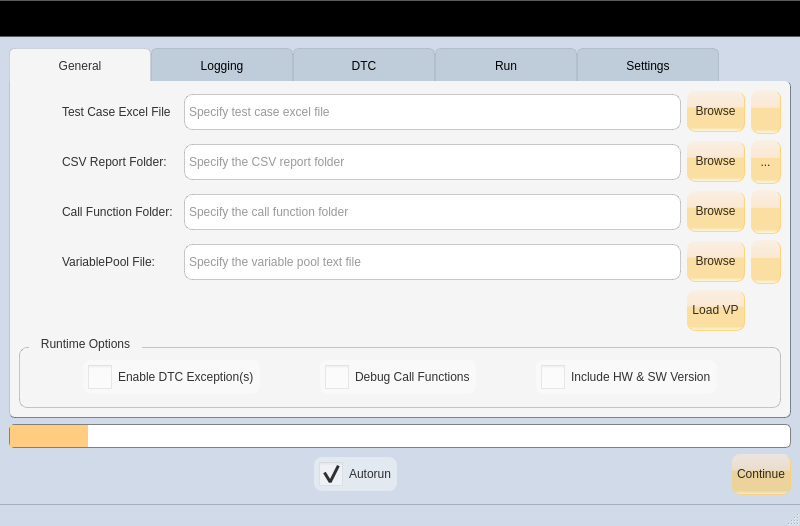
The window that AutomationGUI_ui.ui (vulevu121/AutomationGUI) describes before a commit, drawn with Qt 5.
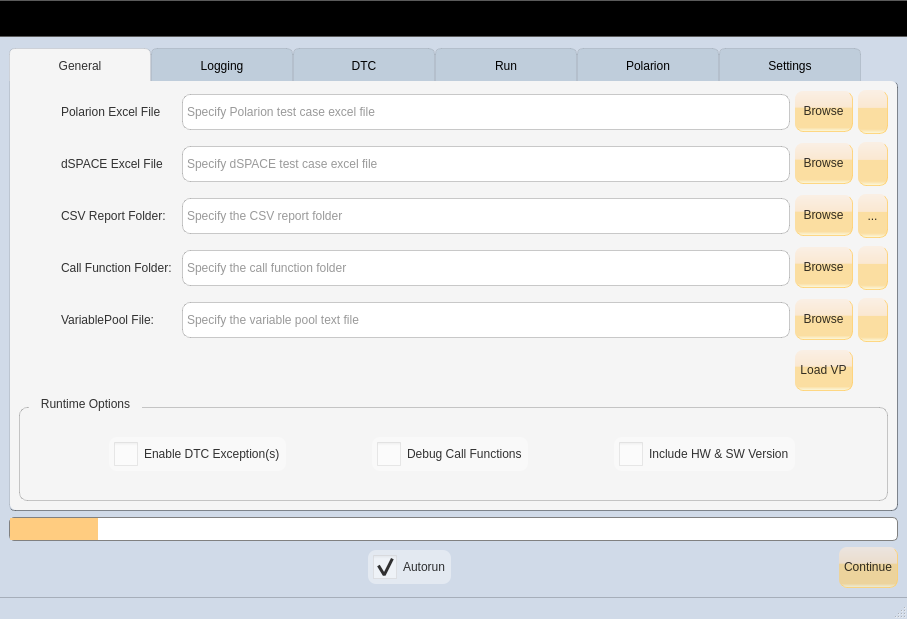
The same window after the commit. The open tabs and pages were chosen to show the change. Icons and pictures are not drawn.

Commit message: Added polarion support

```diff
--- a/AutomationGUI_ui.ui
+++ b/AutomationGUI_ui.ui
@@ -10,8 +10,8 @@
    <rect>
     <x>0</x>
     <y>0</y>
-    <width>800</width>
-    <height>526</height>
+    <width>907</width>
+    <height>619</height>
    </rect>
   </property>
   <property name="sizePolicy">
@@ -367,71 +367,22 @@
           <property name="leftMargin">
            <number>0</number>
           </property>
-          <item row="4" column="1">
-           <widget class="QLabel" name="variablePoolLabel">
-            <property name="text">
-             <string>VariablePool File:</string>
-            </property>
-            <property name="buddy">
-             <cstring>variablePoolEdit</cstring>
-            </property>
-           </widget>
-          </item>
-          <item row="5" column="3">
-           <widget class="QPushButton" name="reloadVariablePoolBtn">
-            <property name="toolTip">
-             <string>Load Variable Pool</string>
-            </property>
-            <property name="text">
-             <string>Load VP</string>
-            </property>
-            <property name="icon">
-             <iconset resource="AutomationGUI.qrc">
-              <normaloff>:/icon/graphics/baseline_save_alt_black_24dp.png</normaloff>:/icon/graphics/baseline_save_alt_black_24dp.png</iconset>
-            </property>
-            <property name="flat">
-             <bool>false</bool>
-            </property>
-           </widget>
-          </item>
+          <property name="topMargin">
+           <number>0</number>
+          </property>
+          <property name="rightMargin">
+           <number>0</number>
+          </property>
+          <property name="bottomMargin">
+           <number>0</number>
+          </property>
+          <property name="horizontalSpacing">
+           <number>5</number>
+          </property>
+          <property name="verticalSpacing">
+           <number>8</number>
+          </property>
           <item row="1" column="4">
-           <widget class="QToolButton" name="csvReportFolderToolButton">
-            <property name="contextMenuPolicy">
-             <enum>Qt::DefaultContextMenu</enum>
-            </property>
-            <property name="text">
-             <string>...</string>
-            </property>
-            <property name="icon">
-             <iconset resource="AutomationGUI.qrc">
-              <normaloff>:/icon/graphics/baseline_menu_black_24dp.png</normaloff>:/icon/graphics/baseline_menu_black_24dp.png</iconset>
-            </property>
-            <property name="popupMode">
-             <enum>QToolButton::InstantPopup</enum>
-            </property>
-            <property name="autoRaise">
-             <bool>true</bool>
-            </property>
-            <property name="arrowType">
-             <enum>Qt::NoArrow</enum>
-            </property>
-           </widget>
-          </item>
-          <item row="2" column="4">
-           <widget class="QToolButton" name="callFunctionFolderToolButton">
-            <property name="toolTip">
-             <string>Open Folder + File</string>
-            </property>
-            <property name="text">
-             <string/>
-            </property>
-            <property name="icon">
-             <iconset resource="AutomationGUI.qrc">
-              <normaloff>:/icon/graphics/baseline_menu_black_24dp.png</normaloff>:/icon/graphics/baseline_menu_black_24dp.png</iconset>
-            </property>
-           </widget>
-          </item>
-          <item row="0" column="4">
            <widget class="QToolButton" name="testCaseExcelToolButton">
             <property name="toolTip">
              <string>Open Folder + File</string>
@@ -445,7 +396,7 @@
             </property>
            </widget>
           </item>
-          <item row="4" column="4">
+          <item row="5" column="4">
            <widget class="QToolButton" name="variablePoolToolButton">
             <property name="toolTip">
              <string>Open Folder + File</string>
@@ -459,10 +410,10 @@
             </property>
            </widget>
           </item>
-          <item row="0" column="1">
+          <item row="1" column="1">
            <widget class="QLabel" name="testCaseExcelLabel">
             <property name="text">
-             <string>&lt;html&gt;&lt;head/&gt;&lt;body&gt;&lt;p&gt;Test Case Excel File&lt;/p&gt;&lt;/body&gt;&lt;/html&gt;</string>
+             <string>&lt;html&gt;&lt;head/&gt;&lt;body&gt;&lt;p&gt;dSPACE Excel File&lt;/p&gt;&lt;/body&gt;&lt;/html&gt;</string>
             </property>
             <property name="alignment">
              <set>Qt::AlignLeading|Qt::AlignLeft|Qt::AlignVCenter</set>
@@ -472,14 +423,14 @@
             </property>
            </widget>
           </item>
-          <item row="0" column="2">
+          <item row="1" column="2">
            <widget class="QLineEdit" name="testCaseExcelEdit">
             <property name="placeholderText">
-             <string>Specify test case excel file</string>
+             <string>Specify dSPACE test case excel file</string>
             </property>
            </widget>
           </item>
-          <item row="1" column="1">
+          <item row="2" column="1">
            <widget class="QLabel" name="csvReportLabel">
             <property name="text">
              <string>CSV Report Folder:</string>
@@ -489,21 +440,21 @@
             </property>
            </widget>
           </item>
-          <item row="2" column="2">
+          <item row="3" column="2">
            <widget class="QLineEdit" name="callFunctionEdit">
             <property name="placeholderText">
              <string>Specify the call function folder</string>
             </property>
            </widget>
           </item>
-          <item row="4" column="2">
+          <item row="5" column="2">
            <widget class="QLineEdit" name="variablePoolEdit">
             <property name="placeholderText">
              <string>Specify the variable pool text file</string>
             </property>
            </widget>
           </item>
-          <item row="1" column="0">
+          <item row="2" column="0">
            <widget class="QLabel" name="label_2">
             <property name="sizePolicy">
              <sizepolicy hsizetype="Preferred" vsizetype="Preferred">
@@ -528,7 +479,7 @@
             </property>
            </widget>
           </item>
-          <item row="2" column="3">
+          <item row="3" column="3">
            <widget class="QPushButton" name="browseCallFunctionBtn">
             <property name="toolTip">
              <string>Browse</string>
@@ -542,7 +493,7 @@
             </property>
            </widget>
           </item>
-          <item row="4" column="0">
+          <item row="5" column="0">
            <widget class="QLabel" name="label_7">
             <property name="sizePolicy">
              <sizepolicy hsizetype="Preferred" vsizetype="Preferred">
@@ -567,7 +518,7 @@
             </property>
            </widget>
           </item>
-          <item row="1" column="2">
+          <item row="2" column="2">
            <widget class="QLineEdit" name="csvReportEdit">
             <property name="placeholderText">
              <string>Specify the CSV report folder</string>
@@ -580,7 +531,71 @@
             </property>
            </widget>
           </item>
-          <item row="4" column="3">
+          <item row="5" column="1">
+           <widget class="QLabel" name="variablePoolLabel">
+            <property name="text">
+             <string>VariablePool File:</string>
+            </property>
+            <property name="buddy">
+             <cstring>variablePoolEdit</cstring>
+            </property>
+           </widget>
+          </item>
+          <item row="6" column="3">
+           <widget class="QPushButton" name="reloadVariablePoolBtn">
+            <property name="toolTip">
+             <string>Load Variable Pool</string>
+            </property>
+            <property name="text">
+             <string>Load VP</string>
+            </property>
+            <property name="icon">
+             <iconset resource="AutomationGUI.qrc">
+              <normaloff>:/icon/graphics/baseline_save_alt_black_24dp.png</normaloff>:/icon/graphics/baseline_save_alt_black_24dp.png</iconset>
+            </property>
+            <property name="flat">
+             <bool>false</bool>
+            </property>
+           </widget>
+          </item>
+          <item row="2" column="4">
+           <widget class="QToolButton" name="csvReportFolderToolButton">
+            <property name="contextMenuPolicy">
+             <enum>Qt::DefaultContextMenu</enum>
+            </property>
+            <property name="text">
+             <string>...</string>
+            </property>
+            <property name="icon">
+             <iconset resource="AutomationGUI.qrc">
+              <normaloff>:/icon/graphics/baseline_menu_black_24dp.png</normaloff>:/icon/graphics/baseline_menu_black_24dp.png</iconset>
+            </property>
+            <property name="popupMode">
+             <enum>QToolButton::InstantPopup</enum>
+            </property>
+            <property name="autoRaise">
+             <bool>true</bool>
+            </property>
+            <property name="arrowType">
+             <enum>Qt::NoArrow</enum>
+            </property>
+           </widget>
+          </item>
+          <item row="3" column="4">
+           <widget class="QToolButton" name="callFunctionFolderToolButton">
+            <property name="toolTip">
+             <string>Open Folder + File</string>
+            </property>
+            <property name="text">
+             <string/>
+            </property>
+            <property name="icon">
+             <iconset resource="AutomationGUI.qrc">
+              <normaloff>:/icon/graphics/baseline_menu_black_24dp.png</normaloff>:/icon/graphics/baseline_menu_black_24dp.png</iconset>
+            </property>
+           </widget>
+          </item>
+          <item row="5" column="3">
            <widget class="QPushButton" name="browseVariablePoolBtn">
             <property name="toolTip">
              <string>Browse</string>
@@ -594,7 +609,7 @@
             </property>
            </widget>
           </item>
-          <item row="2" column="1">
+          <item row="3" column="1">
            <widget class="QLabel" name="callFunctionLabel">
             <property name="text">
              <string>Call Function Folder:</string>
@@ -604,7 +619,7 @@
             </property>
            </widget>
           </item>
-          <item row="2" column="0">
+          <item row="3" column="0">
            <widget class="QLabel" name="label_3">
             <property name="sizePolicy">
              <sizepolicy hsizetype="Preferred" vsizetype="Preferred">
@@ -629,7 +644,7 @@
             </property>
            </widget>
           </item>
-          <item row="1" column="3">
+          <item row="2" column="3">
            <widget class="QPushButton" name="browseCsvReportBtn">
             <property name="toolTip">
              <string>Browse</string>
@@ -643,7 +658,7 @@
             </property>
            </widget>
           </item>
-          <item row="0" column="3">
+          <item row="1" column="3">
            <widget class="QPushButton" name="browseTestCaseExcelBtn">
             <property name="toolTip">
              <string>Browse</string>
@@ -657,7 +672,7 @@
             </property>
            </widget>
           </item>
-          <item row="0" column="0">
+          <item row="1" column="0">
            <widget class="QLabel" name="label">
             <property name="sizePolicy">
              <sizepolicy hsizetype="Fixed" vsizetype="Fixed">
@@ -688,6 +703,85 @@
             </property>
            </widget>
           </item>
+          <item row="0" column="2">
+           <widget class="QLineEdit" name="polarionExcelEdit">
+            <property name="placeholderText">
+             <string>Specify Polarion test case excel file</string>
+            </property>
+           </widget>
+          </item>
+          <item row="0" column="1">
+           <widget class="QLabel" name="testCaseExcelLabel_2">
+            <property name="text">
+             <string>&lt;html&gt;&lt;head/&gt;&lt;body&gt;&lt;p&gt;Polarion Excel File&lt;/p&gt;&lt;/body&gt;&lt;/html&gt;</string>
+            </property>
+            <property name="alignment">
+             <set>Qt::AlignLeading|Qt::AlignLeft|Qt::AlignVCenter</set>
+            </property>
+            <property name="buddy">
+             <cstring>testCaseExcelEdit</cstring>
+            </property>
+           </widget>
+          </item>
+          <item row="0" column="0">
+           <widget class="QLabel" name="label_4">
+            <property name="sizePolicy">
+             <sizepolicy hsizetype="Fixed" vsizetype="Fixed">
+              <horstretch>0</horstretch>
+              <verstretch>0</verstretch>
+             </sizepolicy>
+            </property>
+            <property name="minimumSize">
+             <size>
+              <width>32</width>
+              <height>32</height>
+             </size>
+            </property>
+            <property name="maximumSize">
+             <size>
+              <width>32</width>
+              <height>32</height>
+             </size>
+            </property>
+            <property name="autoFillBackground">
+             <bool>false</bool>
+            </property>
+            <property name="styleSheet">
+             <string notr="true">image: url(:/icon/graphics/excel_24dp.png);</string>
+            </property>
+            <property name="text">
+             <string/>
+            </property>
+           </widget>
+          </item>
+          <item row="0" column="3">
+           <widget class="QPushButton" name="browsePolarionExcelBtn">
+            <property name="toolTip">
+             <string>Browse</string>
+            </property>
+            <property name="text">
+             <string>Browse</string>
+            </property>
+            <property name="icon">
+             <iconset resource="AutomationGUI.qrc">
+              <normaloff>:/icon/graphics/baseline_folder_open_black_24dp.png</normaloff>:/icon/graphics/baseline_folder_open_black_24dp.png</iconset>
+            </property>
+           </widget>
+          </item>
+          <item row="0" column="4">
+           <widget class="QToolButton" name="polarionExcelToolButton">
+            <property name="toolTip">
+             <string>Open Folder + File</string>
+            </property>
+            <property name="text">
+             <string/>
+            </property>
+            <property name="icon">
+             <iconset resource="AutomationGUI.qrc">
+              <normaloff>:/icon/graphics/baseline_menu_black_24dp.png</normaloff>:/icon/graphics/baseline_menu_black_24dp.png</iconset>
+            </property>
+           </widget>
+          </item>
          </layout>
         </item>
        </layout>
@@ -892,6 +986,72 @@
         </item>
        </layout>
       </widget>
+      <widget class="QWidget" name="tab_6">
+       <attribute name="icon">
+        <iconset resource="AutomationGUI.qrc">
+         <normaloff>:/icon/graphics/baseline_tab_unselected_black_24dp.png</normaloff>:/icon/graphics/baseline_tab_unselected_black_24dp.png</iconset>
+       </attribute>
+       <attribute name="title">
+        <string>Polarion</string>
+       </attribute>
+       <layout class="QHBoxLayout" name="horizontalLayout_7">
+        <item>
+         <widget class="QTableView" name="polarionTableView"/>
+        </item>
+        <item>
+         <layout class="QVBoxLayout" name="verticalLayout_10">
+          <item>
+           <widget class="QPushButton" name="polarionReadExcelButton">
+            <property name="text">
+             <string>Read Polarion Excel</string>
+            </property>
+           </widget>
+          </item>
+          <item>
+           <widget class="QLineEdit" name="polarionRevisionLineEdit">
+            <property name="sizePolicy">
+             <sizepolicy hsizetype="Minimum" vsizetype="Fixed">
+              <horstretch>0</horstretch>
+              <verstretch>0</verstretch>
+             </sizepolicy>
+            </property>
+            <property name="placeholderText">
+             <string>Revision number</string>
+            </property>
+           </widget>
+          </item>
+          <item>
+           <widget class="QPushButton" name="polarionUpdateRevisionButton">
+            <property name="text">
+             <string>Update Revision #</string>
+            </property>
+           </widget>
+          </item>
+          <item>
+           <widget class="QPushButton" name="polarionUpdatePassedButton">
+            <property name="text">
+             <string>Update 'Passed'</string>
+            </property>
+           </widget>
+          </item>
+          <item>
+           <widget class="QPushButton" name="polarionUpdateAllButton">
+            <property name="text">
+             <string>Update All</string>
+            </property>
+           </widget>
+          </item>
+          <item>
+           <widget class="QPushButton" name="polarionSaveExcelButton">
+            <property name="text">
+             <string>Save</string>
+            </property>
+           </widget>
+          </item>
+         </layout>
+        </item>
+       </layout>
+      </widget>
       <widget class="QWidget" name="tab_4">
        <attribute name="icon">
         <iconset resource="AutomationGUI.qrc">
```
Left out of the diff: 6 changed lines with no effect on the pictures. The commit also changes 4 other files.
